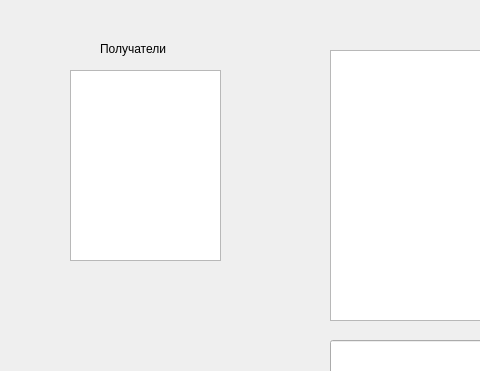
Old version of the form mainwindow.ui in the repository Matilda21/chat; both pictures show x 0 to 480 and y 0 to 371 of the 800 by 600 pixel window.
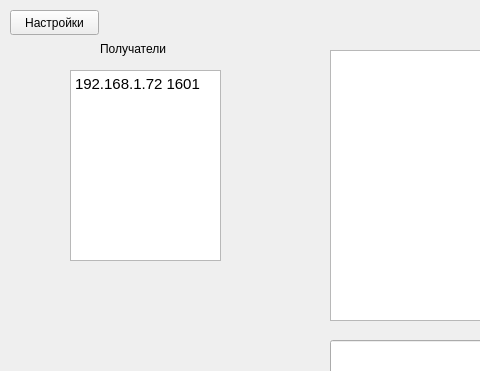
New version of the form.

```diff
--- a/mainwindow.ui
+++ b/mainwindow.ui
@@ -56,13 +56,20 @@
       <height>191</height>
      </rect>
     </property>
+    <property name="html">
+     <string>&lt;!DOCTYPE HTML PUBLIC &quot;-//W3C//DTD HTML 4.0//EN&quot; &quot;http://www.w3.org/TR/REC-html40/strict.dtd&quot;&gt;
+&lt;html&gt;&lt;head&gt;&lt;meta name=&quot;qrichtext&quot; content=&quot;1&quot; /&gt;&lt;style type=&quot;text/css&quot;&gt;
+p, li { white-space: pre-wrap; }
+&lt;/style&gt;&lt;/head&gt;&lt;body style=&quot; font-family:'Ubuntu'; font-size:11pt; font-weight:400; font-style:normal;&quot;&gt;
+&lt;p style=&quot; margin-top:0px; margin-bottom:0px; margin-left:0px; margin-right:0px; -qt-block-indent:0; text-indent:0px;&quot;&gt;192.168.1.72 1601&lt;/p&gt;&lt;/body&gt;&lt;/html&gt;</string>
+    </property>
    </widget>
    <widget class="QLabel" name="label">
     <property name="geometry">
      <rect>
       <x>100</x>
       <y>40</y>
-      <width>81</width>
+      <width>91</width>
       <height>17</height>
      </rect>
     </property>
@@ -70,6 +77,19 @@
      <string>Получатели</string>
     </property>
    </widget>
+   <widget class="QPushButton" name="setButton">
+    <property name="geometry">
+     <rect>
+      <x>10</x>
+      <y>10</y>
+      <width>89</width>
+      <height>25</height>
+     </rect>
+    </property>
+    <property name="text">
+     <string>Настройки</string>
+    </property>
+   </widget>
   </widget>
   <widget class="QMenuBar" name="menubar">
    <property name="geometry">
```
Left out of the diff: 2 changed lines with no effect on the pictures.
